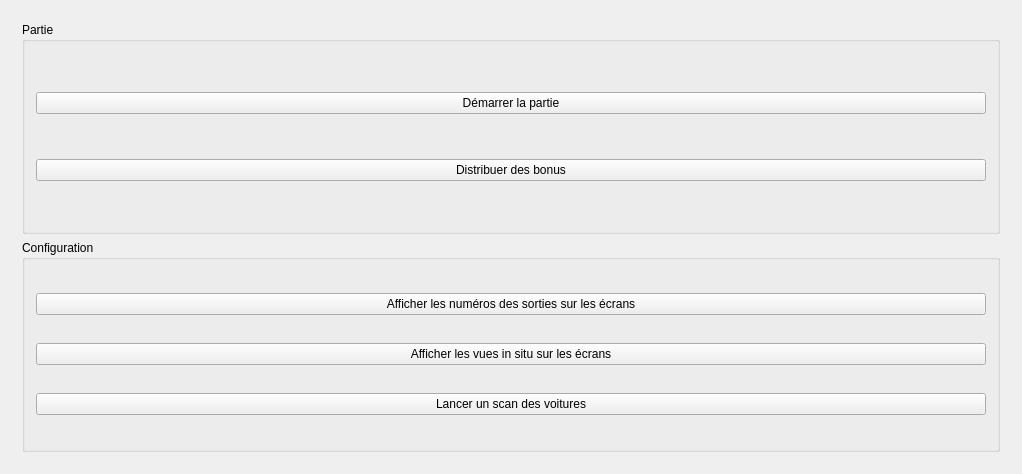
The window that carmonitor.ui (carinsitu/cis-monitor) describes before a commit, drawn with Qt 5.
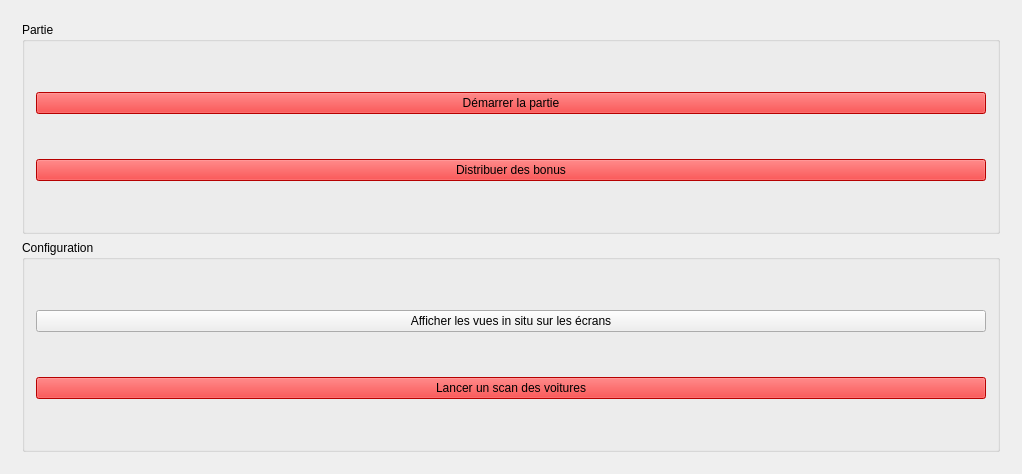
The same window after the commit.

Commit message:
UI: Display not implemented buttons in red
Note: this commit also removes a useless button

```diff
--- a/carmonitor.ui
+++ b/carmonitor.ui
@@ -50,6 +50,9 @@
          <layout class="QVBoxLayout" name="verticalLayout_3">
           <item>
            <widget class="QPushButton" name="pushButton_3">
+            <property name="styleSheet">
+             <string notr="true">background-color: red;</string>
+            </property>
             <property name="text">
              <string>Démarrer la partie</string>
             </property>
@@ -57,6 +60,9 @@
           </item>
           <item>
            <widget class="QPushButton" name="pushButton_5">
+            <property name="styleSheet">
+             <string notr="true">background-color: red;</string>
+            </property>
             <property name="text">
              <string>Distribuer des bonus</string>
             </property>
@@ -71,13 +77,6 @@
           <string>Configuration</string>
          </property>
          <layout class="QVBoxLayout" name="verticalLayout">
-          <item>
-           <widget class="QPushButton" name="pushButton_2">
-            <property name="text">
-             <string>Afficher les numéros des sorties sur les écrans</string>
-            </property>
-           </widget>
-          </item>
           <item>
            <widget class="QPushButton" name="pb_displayCockpitHeadsetViews">
             <property name="text">
@@ -93,6 +92,9 @@
           </item>
           <item>
            <widget class="QPushButton" name="pushButton">
+            <property name="styleSheet">
+             <string notr="true">background-color: red;</string>
+            </property>
             <property name="text">
              <string>Lancer un scan des voitures</string>
             </property>
```
